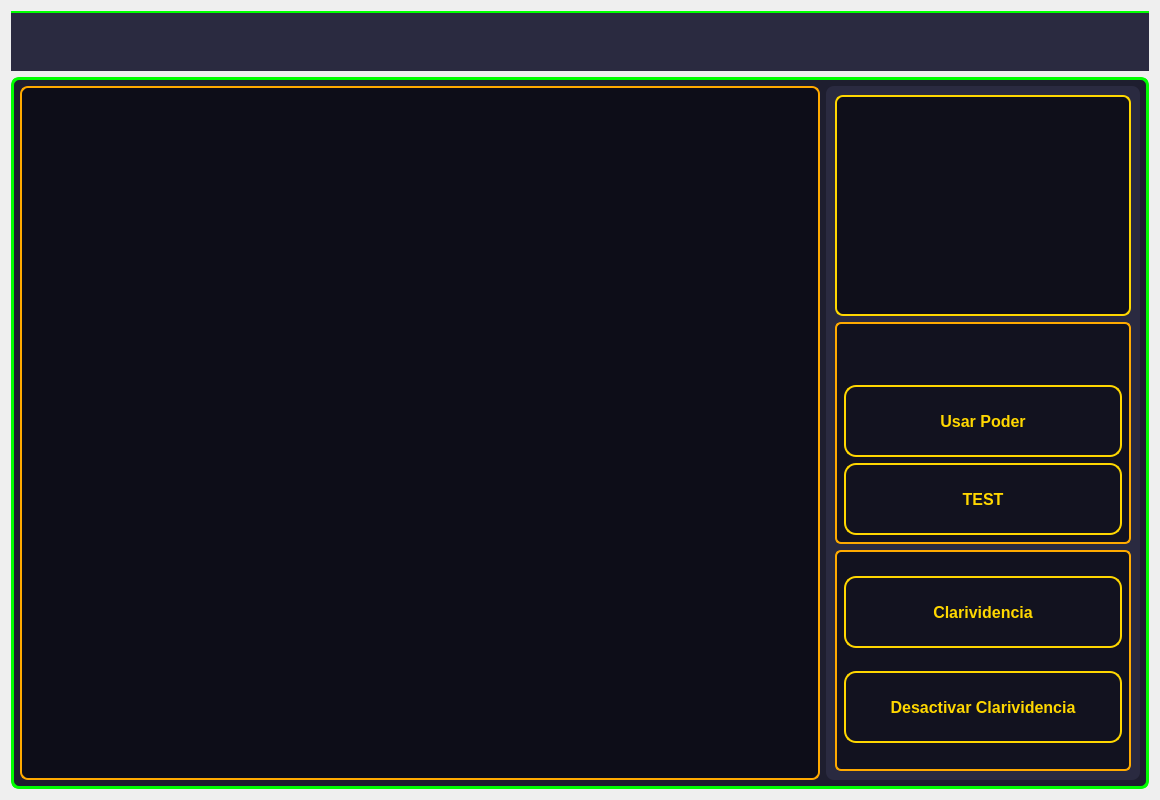
Before: the Qt Designer form viewplay.ui in EDK367/BoxBuilder_TC, drawn with Qt 5.
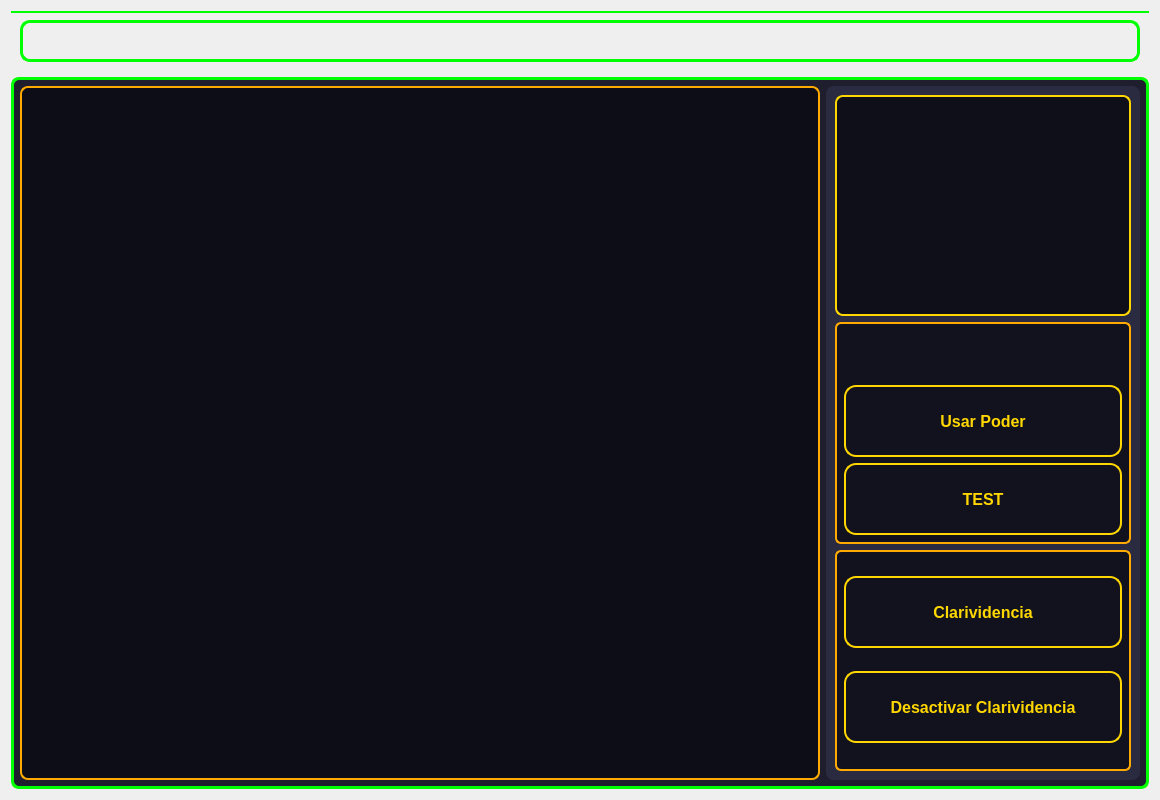
After: the same form once the commit is applied.

The edit to the form file:
```diff
--- a/viewplay.ui
+++ b/viewplay.ui
@@ -14,7 +14,15 @@
    <string>Frame</string>
   </property>
   <property name="styleSheet">
-   <string notr="true"/>
+   <string notr="true">QWidget#nav {
+    background-color: qlineargradient(x1:0, y1:0, x2:0, y2:1,
+                                     stop:0 #2a2a40, stop:1 #1a1a2a);
+    border-top: 2px solid #00ff00;
+    border-radius: 0;
+    padding: 8px;
+    margin: 0px;
+    box-shadow: 0px -2px 10px rgba(0, 255, 0, 0.3);
+}</string>
   </property>
   <layout class="QGridLayout" name="gridLayout">
    <item row="0" column="0">
@@ -39,11 +47,36 @@
      </property>
      <property name="styleSheet">
       <string notr="true">QWidget#nav {
-    background-color: #2a2a40;
+    background-color: qlineargradient(x1:0, y1:0, x2:0, y2:1,
+                                     stop:0 #2a2a40, stop:1 #1a1a2a);
     border-top: 2px solid #00ff00;
     border-radius: 0;
+    padding: 8px;
+    margin: 0px;
+    box-shadow: 0px -2px 10px rgba(0, 255, 0, 0.3);
 }</string>
      </property>
+     <layout class="QVBoxLayout" name="verticalLayout">
+      <item>
+       <widget class="QLabel" name="winLabel">
+        <property name="styleSheet">
+         <string notr="true">QLabel {
+    font: bold 18px 'Segoe UI';  
+    color: qlineargradient(x1:0, y1:0, x2:1, y2:0,
+                           stop:0 #FFD700, stop:1 #FFA500);
+    background-color: transparent;
+    border-radius: 10px;
+    padding: 5px; 
+    border: 3px solid #00ff00;;
+}
+</string>
+        </property>
+        <property name="text">
+         <string/>
+        </property>
+       </widget>
+      </item>
+     </layout>
     </widget>
    </item>
    <item row="1" column="0">
```
